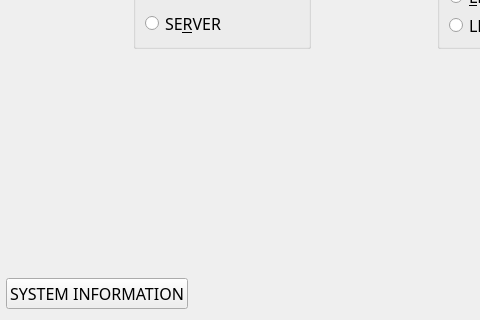
Above: new_audit_page.ui from h4636oh/EasyAudit_QT before the change; both pictures show x 0 to 480 and y 343 to 663 of the 753 by 663 pixel window. Below: the same form after it.
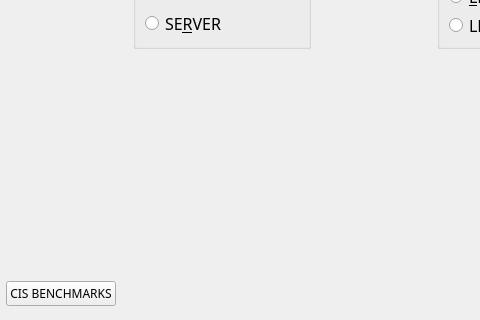
That is the form after the change.

Commit message: redesinged some pages

```diff
--- a/new_audit_page.ui
+++ b/new_audit_page.ui
@@ -304,21 +304,12 @@
       <enum>QLayout::SizeConstraint::SetFixedSize</enum>
      </property>
      <item>
-      <widget class="QPushButton" name="sysInfo_btn">
-       <property name="maximumSize">
-        <size>
-         <width>16777215</width>
-         <height>40</height>
-        </size>
-       </property>
-       <property name="font">
-        <font>
-         <family>DM Mono</family>
-         <pointsize>12</pointsize>
-        </font>
+      <widget class="QPushButton" name="cis_benchmark_btn">
+       <property name="toolTip">
+        <string>CIS benchmark pdf in browser</string>
        </property>
        <property name="text">
-        <string>SYSTEM INFORMATION</string>
+        <string>CIS BENCHMARKS</string>
        </property>
       </widget>
      </item>
```
The commit also changes 2 other files.
